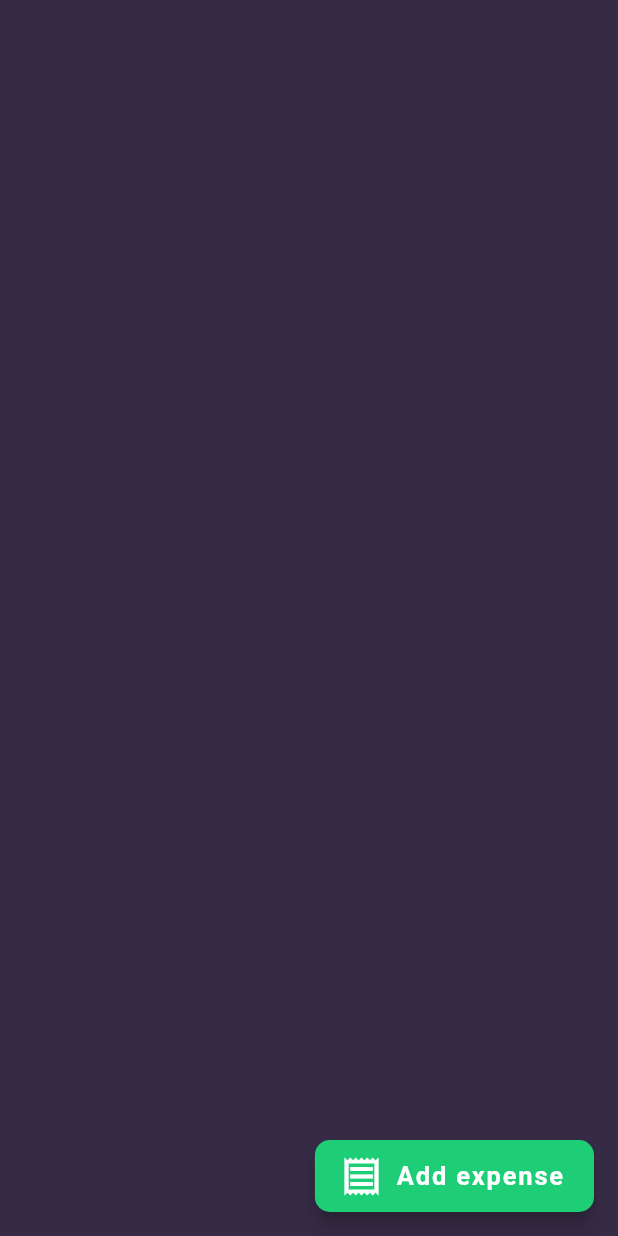
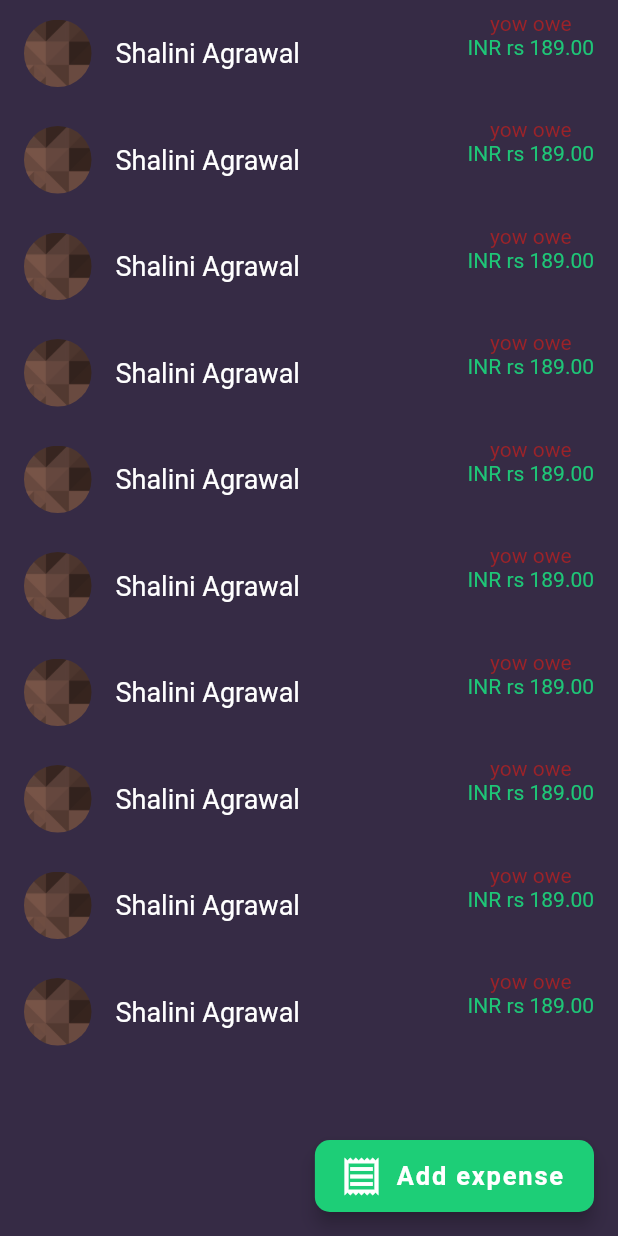
Before and after one commit to shaliniagrawal2512/splity, a Flutter app: the Friend screen opened directly, on a phone screen of 412 x 824 dp. Run offline on Flutter 3.47's test engine with Material 2 defaults, Android fonts, the phone set to English and light mode, and no system bars; our stand-ins replace firebase_auth, firebase_core, google_sign_in, modal_progress_hud_nsn, shared_preferences; accounts and stored records are empty.

Commit message:
new commits

```diff
--- a/lib/friends.dart
+++ b/lib/friends.dart
@@ -1,14 +1,43 @@
+import 'dart:math';
+
 import 'package:flutter/material.dart';
 import 'package:splity/add_expense_button.dart';
 
 class Friend extends StatelessWidget {
   const Friend({Key? key}) : super(key: key);
-
   @override
   Widget build(BuildContext context) {
     return Scaffold(
-      body: ListView(
-        children: [],
+      body: ListView.builder(
+        itemCount: 10,
+        itemBuilder: (BuildContext context, int index) {
+          return ListTile(
+            minVerticalPadding: 25,
+            leading: Container(
+              width: 45,
+              height: 45,
+              decoration: BoxDecoration(
+                image: DecorationImage(
+                    colorFilter: ColorFilter.mode(
+                        Colors.primaries[
+                            Random().nextInt(Colors.primaries.length)],
+                        BlendMode.modulate),
+                    fit: BoxFit.fill,
+                    image: const AssetImage("assets/pattern3.jpg")),
+                shape: BoxShape.circle,
+              ),
+            ),
+            trailing: Column(
+              children: const [
+                Text("yow owe", style: TextStyle(color: Color(0xff9D2228))),
+                Text("INR rs 189.00",
+                    style: TextStyle(color: Color(0xff1ec677))),
+              ],
+            ),
+            title:
+                const Text("Shalini Agrawal", style: TextStyle(fontSize: 18)),
+          );
+        },
       ),
       floatingActionButton: const ExpenseButton(tag: 2),
     );
--- /dev/null
+++ b/lib/group_info.dart
@@ -0,0 +1 @@
+import 'package:flutter/material.dart';
--- a/pubspec.yaml
+++ b/pubspec.yaml
@@ -17,7 +17,7 @@ dependencies:
   modal_progress_hud_nsn: ^0.2.1
   google_sign_in: ^5.3.3
   url_launcher: ^6.1.4
-  date_time_picker: "^2.1.0"
+
 
 
 
```
Also changed, not shown: assets/pattern3.jpg (added), img.png (added), pubspec.lock, 1 other file.
